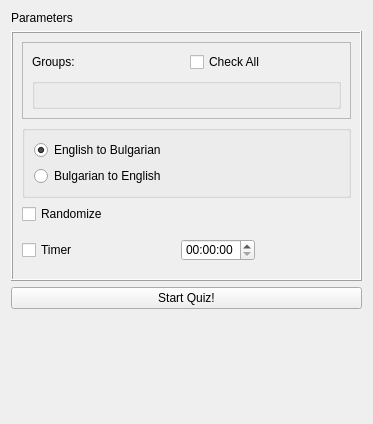
Old version of the form Forms/QuizParametersWidget.ui in the repository iatanasov77/qvocabulary.
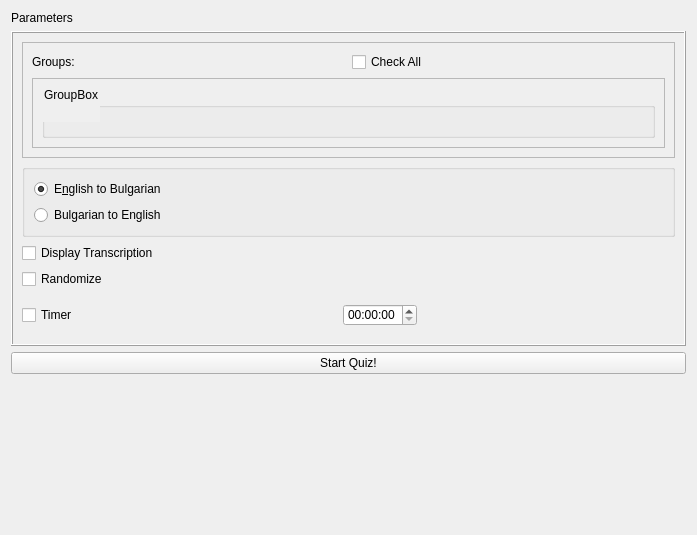
New version of the form.

Commit message: Add Transcriptions in the quiz. Make Groups scrollable in the Quiz Parameters.

```diff
--- a/Forms/QuizParametersWidget.ui
+++ b/Forms/QuizParametersWidget.ui
@@ -6,8 +6,8 @@
    <rect>
     <x>0</x>
     <y>0</y>
-    <width>373</width>
-    <height>424</height>
+    <width>697</width>
+    <height>535</height>
    </rect>
   </property>
   <property name="windowTitle">
@@ -72,19 +72,29 @@
           </layout>
          </item>
          <item>
-          <widget class="QGroupBox" name="grpGroups">
-           <property name="sizePolicy">
-            <sizepolicy hsizetype="Preferred" vsizetype="Preferred">
-             <horstretch>0</horstretch>
-             <verstretch>9</verstretch>
-            </sizepolicy>
+          <widget class="QScrollArea" name="scrollArea">
+           <property name="widgetResizable">
+            <bool>true</bool>
            </property>
-           <property name="title">
-            <string/>
-           </property>
-           <property name="checkable">
-            <bool>false</bool>
-           </property>
+           <widget class="QWidget" name="scrollAreaContent">
+            <property name="geometry">
+             <rect>
+              <x>0</x>
+              <y>0</y>
+              <width>649</width>
+              <height>80</height>
+             </rect>
+            </property>
+            <layout class="QVBoxLayout" name="verticalLayout_5">
+             <item>
+              <widget class="QGroupBox" name="grpGroups">
+               <property name="title">
+                <string>GroupBox</string>
+               </property>
+              </widget>
+             </item>
+            </layout>
+           </widget>
           </widget>
          </item>
         </layout>
@@ -108,7 +118,7 @@
          <item>
           <widget class="QRadioButton" name="rbFirst2Second">
            <property name="text">
-            <string>English to Bulgarian</string>
+            <string>E&amp;nglish to Bulgarian</string>
            </property>
            <property name="checked">
             <bool>true</bool>
@@ -125,6 +135,13 @@
         </layout>
        </widget>
       </item>
+      <item>
+       <widget class="QCheckBox" name="chkDisplayTranscription">
+        <property name="text">
+         <string>Display Transcription</string>
+        </property>
+       </widget>
+      </item>
       <item>
        <widget class="QCheckBox" name="chkRandomize">
         <property name="sizePolicy">
```
The commit also changes 19 other files.
